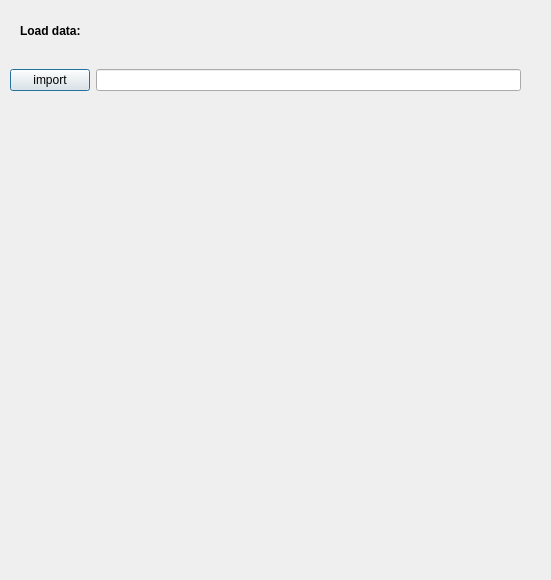
The window that netCDF_visualization_base.ui (EBVcube/EBVCubeVisualizer) describes before a commit, drawn with Qt 5.
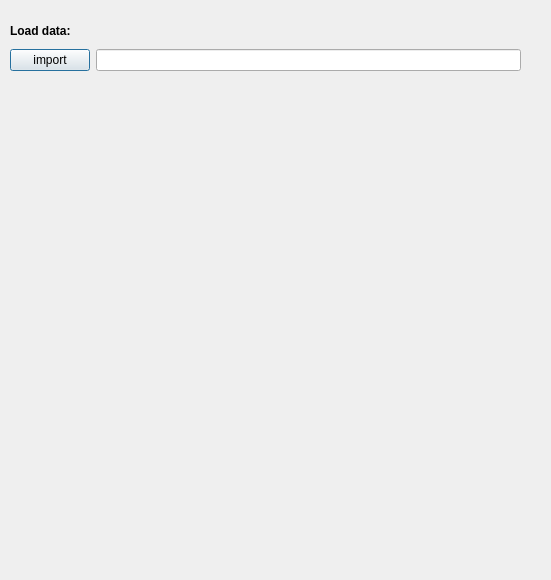
The same window after the commit.

Patch:
```diff
--- a/netCDF_visualization_base.ui
+++ b/netCDF_visualization_base.ui
@@ -17,9 +17,9 @@
    <property name="geometry">
     <rect>
      <x>10</x>
-     <y>50</y>
+     <y>40</y>
      <width>511</width>
-     <height>61</height>
+     <height>41</height>
     </rect>
    </property>
    <layout class="QHBoxLayout" name="horizontalLayout">
@@ -38,7 +38,7 @@
   <widget class="QLabel" name="label">
    <property name="geometry">
     <rect>
-     <x>20</x>
+     <x>10</x>
      <y>-10</y>
      <width>71</width>
      <height>81</height>
```
